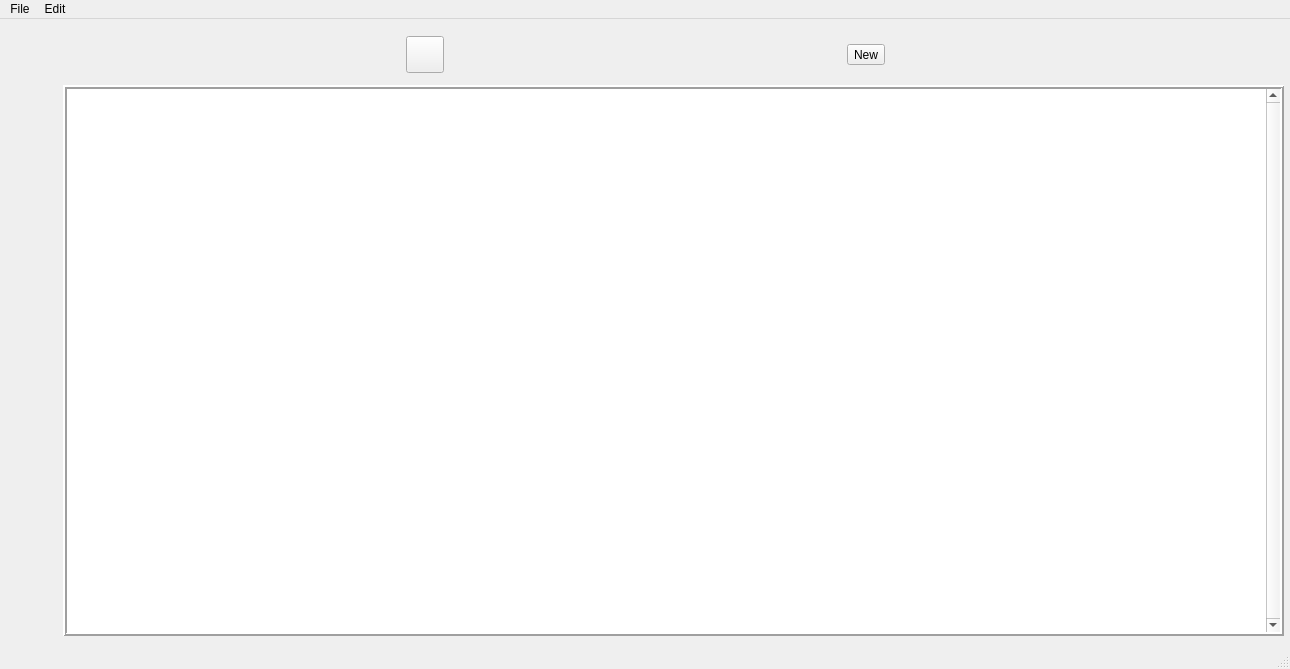
Old version of the form mainwindow.ui in the repository i-saw-sparks/Notypad.
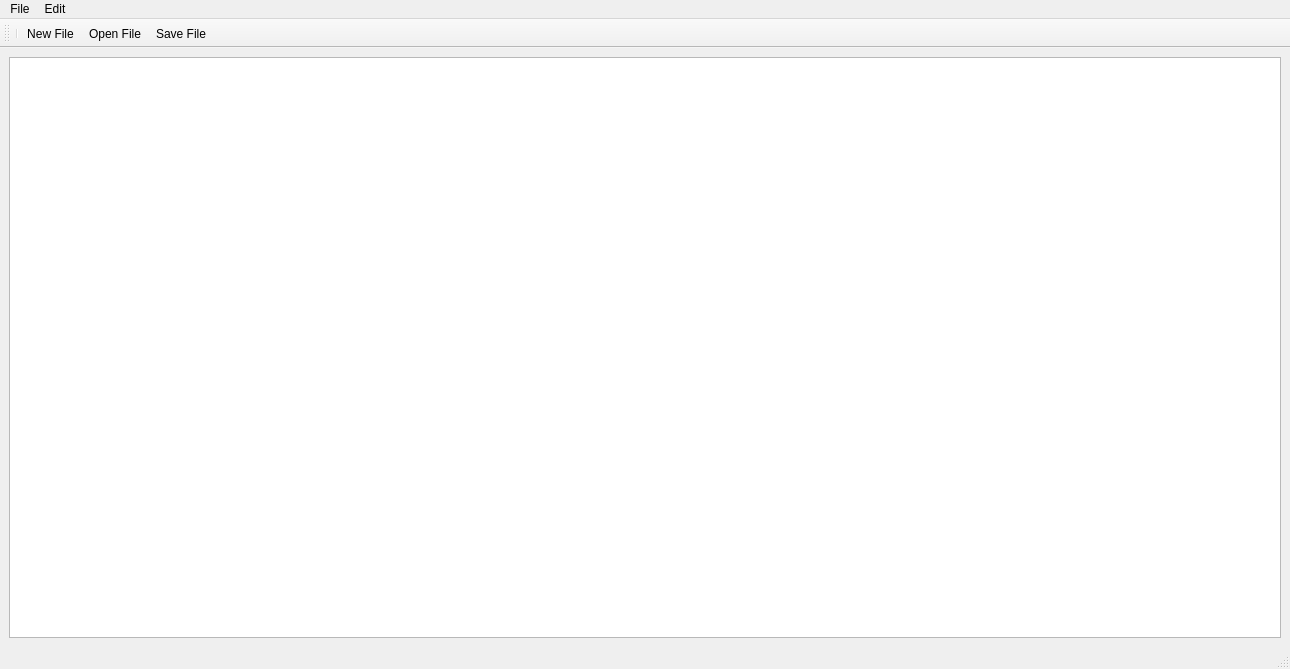
New version of the form. Icons and pictures are not drawn.

Commit message: Tools bar and Resources Conf Set

Patch:
```diff
--- a/mainwindow.ui
+++ b/mainwindow.ui
@@ -14,95 +14,11 @@
    <string>MainWindow</string>
   </property>
   <widget class="QWidget" name="centralwidget">
-   <widget class="QPlainTextEdit" name="plainTextEdit">
-    <property name="geometry">
-     <rect>
-      <x>63</x>
-      <y>66</y>
-      <width>1221</width>
-      <height>551</height>
-     </rect>
-    </property>
-    <property name="frameShape">
-     <enum>QFrame::Box</enum>
-    </property>
-    <property name="frameShadow">
-     <enum>QFrame::Raised</enum>
-    </property>
-    <property name="lineWidth">
-     <number>2</number>
-    </property>
-    <property name="verticalScrollBarPolicy">
-     <enum>Qt::ScrollBarAlwaysOn</enum>
-    </property>
-   </widget>
-   <widget class="QWidget" name="horizontalLayoutWidget">
-    <property name="geometry">
-     <rect>
-      <x>10</x>
-      <y>0</y>
-      <width>1271</width>
-      <height>71</height>
-     </rect>
-    </property>
-    <layout class="QHBoxLayout" name="horizontalLayout_4">
-     <property name="spacing">
-      <number>7</number>
-     </property>
-     <item>
-      <widget class="QToolButton" name="toolButton_2">
-       <property name="sizePolicy">
-        <sizepolicy hsizetype="Fixed" vsizetype="Fixed">
-         <horstretch>0</horstretch>
-         <verstretch>0</verstretch>
-        </sizepolicy>
-       </property>
-       <property name="cursor">
-        <cursorShape>PointingHandCursor</cursorShape>
-       </property>
-       <property name="text">
-        <string/>
-       </property>
-       <property name="icon">
-        <iconset>
-         <normaloff>Resources/Save_Icon.png</normaloff>Resources/Save_Icon.png</iconset>
-       </property>
-       <property name="iconSize">
-        <size>
-         <width>30</width>
-         <height>30</height>
-        </size>
-       </property>
-      </widget>
-     </item>
-     <item>
-      <widget class="QToolButton" name="toolButton">
-       <property name="toolTipDuration">
-        <number>-1</number>
-       </property>
-       <property name="layoutDirection">
-        <enum>Qt::LeftToRight</enum>
-       </property>
-       <property name="text">
-        <string>New</string>
-       </property>
-       <property name="icon">
-        <iconset>
-         <normaloff>Resources/File_Icon.png</normaloff>Resources/File_Icon.png</iconset>
-       </property>
-       <property name="iconSize">
-        <size>
-         <width>30</width>
-         <height>30</height>
-        </size>
-       </property>
-       <property name="checkable">
-        <bool>false</bool>
-       </property>
-      </widget>
-     </item>
-    </layout>
-   </widget>
+   <layout class="QVBoxLayout" name="verticalLayout_2">
+    <item>
+     <widget class="QPlainTextEdit" name="plainTextEdit"/>
+    </item>
+   </layout>
   </widget>
   <widget class="QMenuBar" name="menubar">
    <property name="geometry">
@@ -130,11 +46,21 @@
    <addaction name="menuEdit"/>
   </widget>
   <widget class="QStatusBar" name="statusbar"/>
-  <action name="actionHelp_2">
-   <property name="text">
-    <string>Help!</string>
+  <widget class="QToolBar" name="toolBar">
+   <property name="windowTitle">
+    <string>toolBar</string>
    </property>
-  </action>
+   <attribute name="toolBarArea">
+    <enum>TopToolBarArea</enum>
+   </attribute>
+   <attribute name="toolBarBreak">
+    <bool>false</bool>
+   </attribute>
+   <addaction name="separator"/>
+   <addaction name="actionNew_File"/>
+   <addaction name="actionOpen_File"/>
+   <addaction name="actionSave_File"/>
+  </widget>
   <action name="actionNew_File">
    <property name="text">
     <string>New File</string>
```
Left out of the diff: 16 changed lines with no effect on the pictures. The commit also changes 6 other files.
